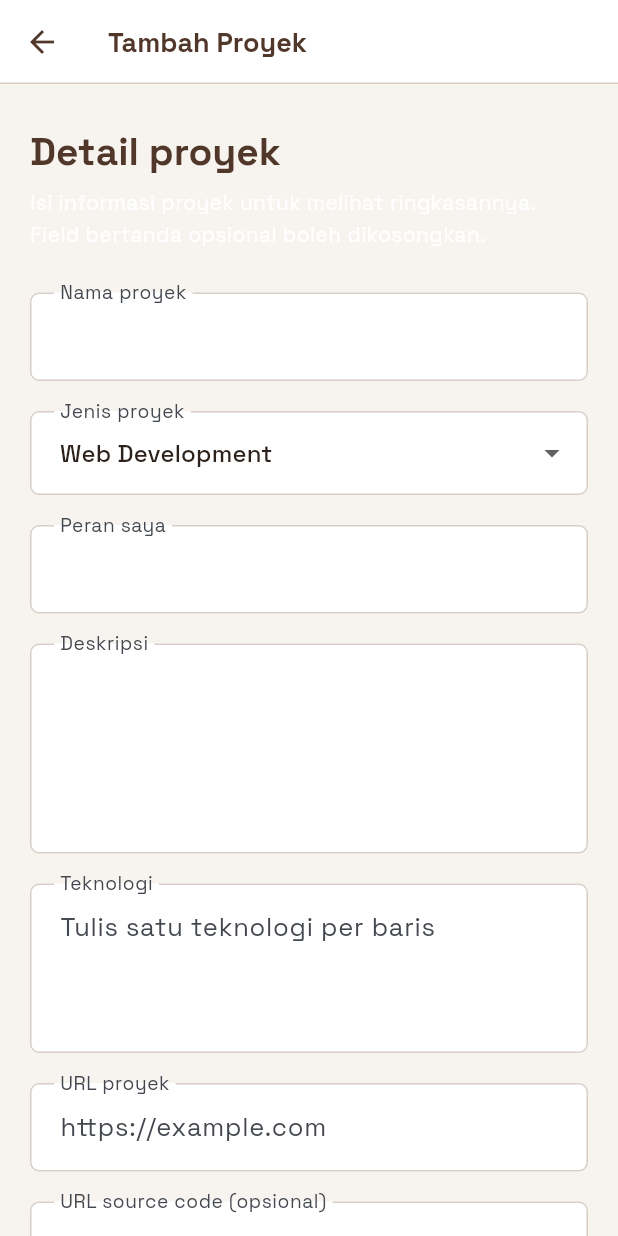
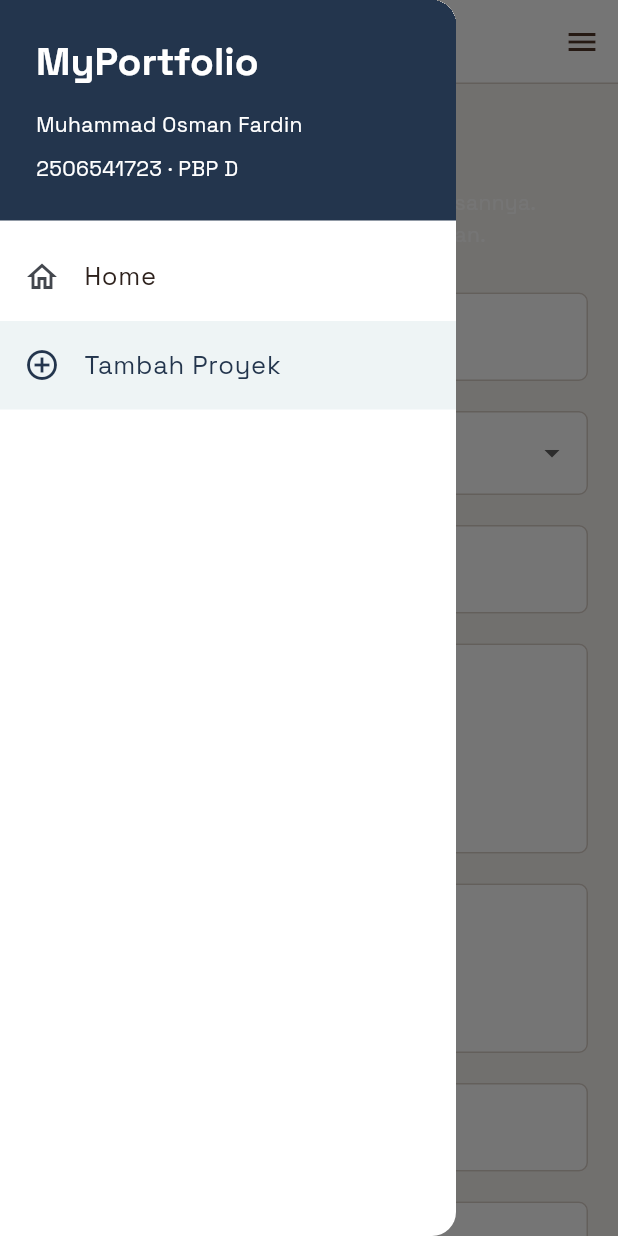
Before and after one commit to osman-fardin/myportofolio_mobile, a Flutter app: the ProjectFormPage screen opened directly, with the side drawer open (before the commit the screen has no drawer), on a phone screen of 412 x 824 dp. Run offline on Flutter 3.47's test engine with Material 3 defaults, Android fonts, the phone set to English and light mode, and no system bars; our stand-ins replace material_ui.

Commit message:
feat: navigate between home and project form

```diff
--- a/lib/screens/menu.dart
+++ b/lib/screens/menu.dart
@@ -1,5 +1,6 @@
 import 'package:material_ui/material_ui.dart';
 import 'package:myportofolio_mobile/theme/portfolio_theme.dart';
+import 'package:myportofolio_mobile/widgets/left_drawer.dart';
 import 'package:myportofolio_mobile/widgets/portfolio_sections.dart';
 import 'package:myportofolio_mobile/widgets/project_card.dart';
 
@@ -33,6 +34,7 @@ class MyHomePage extends StatelessWidget {
           ),
         ),
       ),
+      drawer: const LeftDrawer(destination: PortfolioDestination.home),
       body: LayoutBuilder(
         builder: (context, viewport) {
           final padding = viewport.maxWidth >= 900 ? 32.0 : 20.0;
--- a/lib/screens/project_form.dart
+++ b/lib/screens/project_form.dart
@@ -1,5 +1,6 @@
 import 'package:material_ui/material_ui.dart';
 import 'package:myportofolio_mobile/theme/portfolio_theme.dart';
+import 'package:myportofolio_mobile/widgets/left_drawer.dart';
 
 class ProjectFormPage extends StatefulWidget {
   const ProjectFormPage({super.key});
@@ -163,8 +164,14 @@ class _ProjectFormPageState extends State<ProjectFormPage> {
 
   @override
   Widget build(BuildContext context) {
+    final canGoBack = Navigator.of(context).canPop();
     return Scaffold(
-      appBar: AppBar(title: const Text('Tambah Proyek')),
+      appBar: AppBar(
+        title: const Text('Tambah Proyek'),
+        leading: canGoBack ? const BackButton() : const DrawerButton(),
+        actions: [if (canGoBack) const DrawerButton()],
+      ),
+      drawer: const LeftDrawer(destination: PortfolioDestination.addProject),
       body: SafeArea(
         child: SingleChildScrollView(
           padding: const EdgeInsets.symmetric(horizontal: 20, vertical: 28),
--- /dev/null
+++ b/lib/widgets/left_drawer.dart
@@ -0,0 +1,101 @@
+import 'package:material_ui/material_ui.dart';
+import 'package:myportofolio_mobile/screens/menu.dart';
+import 'package:myportofolio_mobile/screens/project_form.dart';
+import 'package:myportofolio_mobile/theme/portfolio_theme.dart';
+
+enum PortfolioDestination { home, addProject }
+
+class LeftDrawer extends StatelessWidget {
+  const LeftDrawer({required this.destination, super.key});
+
+  final PortfolioDestination destination;
+
+  void _navigate(BuildContext context, PortfolioDestination target) {
+    final navigator = Navigator.of(context);
+    Scaffold.of(context).closeDrawer();
+    if (target == destination) return;
+
+    ScaffoldMessenger.of(context).clearSnackBars();
+    navigator.pushReplacement(
+      MaterialPageRoute<void>(
+        builder: (_) => target == PortfolioDestination.home
+            ? const MyHomePage()
+            : const ProjectFormPage(),
+      ),
+    );
+  }
+
+  Widget _destinationTile(
+    BuildContext context,
+    PortfolioDestination target,
+    String label,
+    IconData icon,
+  ) {
+    return ListTile(
+      leading: Icon(icon),
+      title: Text(label),
+      selected: destination == target,
+      selectedColor: PortfolioColors.navy,
+      selectedTileColor: PortfolioColors.cloudSoft,
+      minVerticalPadding: 16,
+      onTap: () => _navigate(context, target),
+    );
+  }
+
+  @override
+  Widget build(BuildContext context) {
+    return Drawer(
+      backgroundColor: PortfolioColors.surface,
+      child: SafeArea(
+        child: ListView(
+          padding: EdgeInsets.zero,
+          children: [
+            // Tinggi mengikuti isi agar identitas tetap terbaca saat teks diperbesar.
+            ColoredBox(
+              color: PortfolioColors.navy,
+              child: Padding(
+                padding: const EdgeInsets.all(24),
+                child: Column(
+                  crossAxisAlignment: CrossAxisAlignment.start,
+                  children: [
+                    Semantics(
+                      header: true,
+                      child: Text(
+                        'MyPortfolio',
+                        style: Theme.of(context).textTheme.titleLarge
+                            ?.copyWith(color: PortfolioColors.surface),
+                      ),
+                    ),
+                    const SizedBox(height: 16),
+                    const Text(
+                      'Muhammad Osman Fardin',
+                      style: TextStyle(color: PortfolioColors.surface),
+                    ),
+                    const SizedBox(height: 8),
+                    const Text(
+                      '2506541723 · PBP D',
+                      style: TextStyle(color: PortfolioColors.surface),
+                    ),
+                  ],
+                ),
+              ),
+            ),
+            const SizedBox(height: 8),
+            _destinationTile(
+              context,
+              PortfolioDestination.home,
+              'Home',
+              Icons.home_outlined,
+            ),
+            _destinationTile(
+              context,
+              PortfolioDestination.addProject,
+              'Tambah Proyek',
+              Icons.add_circle_outline,
+            ),
+          ],
+        ),
+      ),
+    );
+  }
+}
--- a/lib/widgets/project_card.dart
+++ b/lib/widgets/project_card.dart
@@ -1,4 +1,5 @@
 import 'package:material_ui/material_ui.dart';
+import 'package:myportofolio_mobile/screens/project_form.dart';
 import 'package:myportofolio_mobile/theme/portfolio_theme.dart';
 
 class ItemHomepage {
@@ -56,6 +57,12 @@ class ItemCard extends StatelessWidget {
                   content: Text('Kamu telah menekan tombol ${item.name}!'),
                 ),
               );
+            if (item.name == 'Tambah Proyek') {
+              Navigator.push<void>(
+                context,
+                MaterialPageRoute(builder: (_) => const ProjectFormPage()),
+              );
+            }
           },
           child: Padding(
             padding: const EdgeInsets.all(16),
```
Also changed, not shown: 4 other files.
